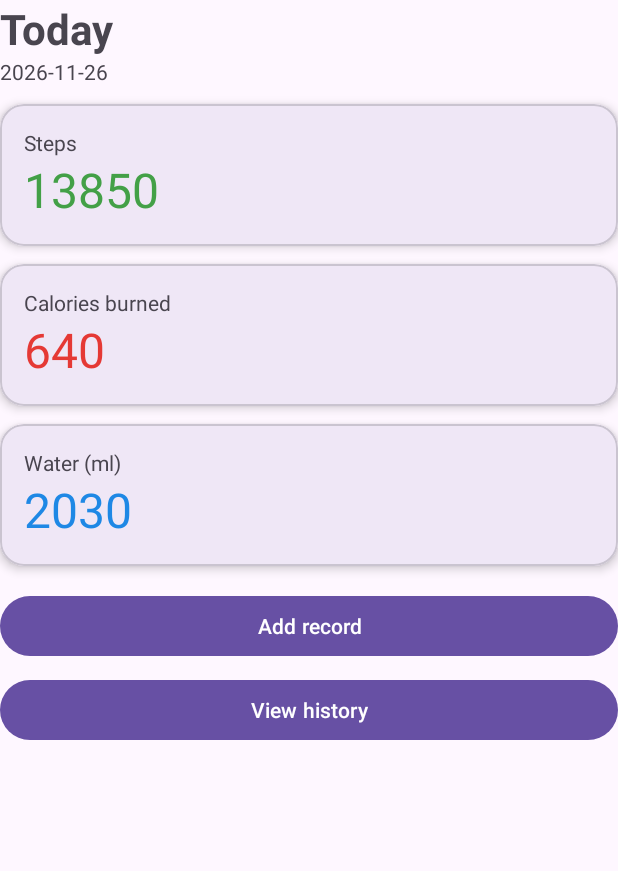
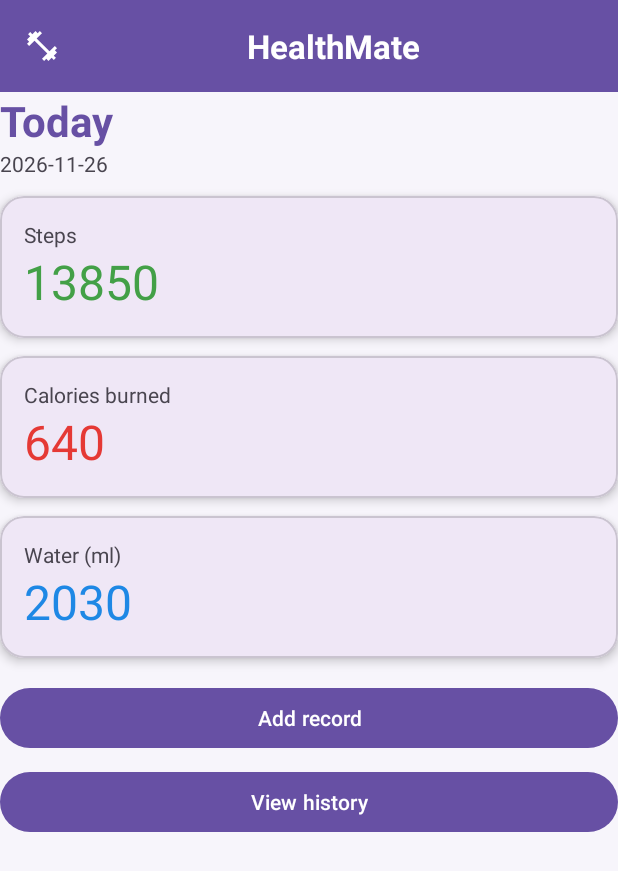
Before and after one commit to Amrith25/HealthMate, an Android app: the screen it shows after launch (DashboardActivity), on a phone screen of 412 x 824 dp. Shown: the top 871 px of the screen. Run offline under Robolectric (Android 15) with nearby library versions, the phone set to English and light mode, and no system bars; our stand-ins replace Room's generated code.

Commit message:
style: add brand ribbon to dashboard

```diff
--- /dev/null
+++ b/app/src/main/res/drawable/ic_logo.xml
@@ -0,0 +1,20 @@
+<!--
+  ~ Copyright (C) 2026 The Android Open Source Project
+  ~
+  ~ Licensed under the Apache License, Version 2.0 (the "License");
+  ~ you may not use this file except in compliance with the License.
+  ~ You may obtain a copy of the License at
+  ~
+  ~      http://www.apache.org/licenses/LICENSE-2.0
+  ~
+  ~ Unless required by applicable law or agreed to in writing, software
+  ~ distributed under the License is distributed on an "AS IS" BASIS,
+  ~ WITHOUT WARRANTIES OR CONDITIONS OF ANY KIND, either express or implied.
+  ~ See the License for the specific language governing permissions and
+  ~ limitations under the License.
+  -->
+<vector xmlns:android="http://schemas.android.com/apk/res/android" android:height="24dp" android:tint="#FFFFFF" android:viewportHeight="24" android:viewportWidth="24" android:width="24dp">
+
+    <path android:fillColor="@android:color/white" android:pathData="M20.57,14.86L22,13.43 20.57,12 17,15.57 8.43,7 12,3.43 10.57,2 9.14,3.43 7.71,2 5.57,4.14 4.14,2.71 2.71,4.14l1.43,1.43L2,7.71l1.43,1.43L2,10.57 3.43,12 7,8.43 15.57,17 12,20.57 13.43,22l1.43,-1.43L16.29,22l2.14,-2.14 1.43,1.43 1.43,-1.43 -1.43,-1.43L22,16.29z"/>
+
+</vector>
--- a/app/src/main/res/layout/activity_dashboard.xml
+++ b/app/src/main/res/layout/activity_dashboard.xml
@@ -7,12 +7,27 @@
     android:layout_height="match_parent"
     android:orientation="vertical"
     android:padding="16dp"
+    android:background="@color/app_background"
     tools:context=".features.dashboard.DashboardActivity">
 
+    <TextView
+        android:layout_width="match_parent"
+        android:layout_height="wrap_content"
+        android:text="HealthMate"
+        android:textColor="#FFFFFF"
+        android:textSize="22sp"
+        android:gravity="center"
+        android:drawableStart="@drawable/ic_logo"
+        android:drawablePadding="8dp"
+        android:textStyle="bold"
+        android:background="@color/brand_purple"
+
+        android:padding="16dp" />
     <TextView
         android:layout_width="wrap_content"
         android:layout_height="wrap_content"
         android:text="Today"
+        android:textColor="@color/brand_purple"
         android:textSize="28sp"
         android:textStyle="bold" />
 
--- a/app/src/main/res/values/colors.xml
+++ b/app/src/main/res/values/colors.xml
@@ -5,4 +5,7 @@
     <color name="steps_green">#43A047</color>
     <color name="calories_red">#E53935</color>
     <color name="water_blue">#1E88E5</color>
+    <color name="brand_purple">#6750A4</color>
+    <color name="app_background">#F7F5FB</color>"
+
 </resources>
```
